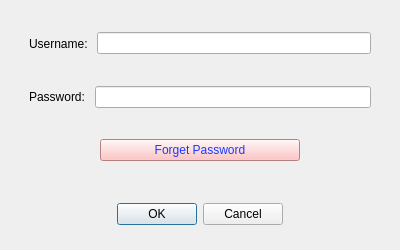
First picture: the form in ToDoListServer/login.ui, repository captain-moji/To_Do_List_Project, before the edit.
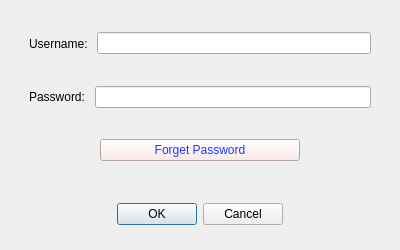
Second picture: the form after the edit.

```diff
--- a/ToDoListServer/login.ui
+++ b/ToDoListServer/login.ui
@@ -83,8 +83,8 @@
             </size>
            </property>
            <property name="styleSheet">
-            <string notr="true">background-color: rgb(255, 179, 180);
-color: rgb(26, 57, 255);</string>
+            <string notr="true">color: rgb(26, 57, 255);
+background-color: rgb(255, 229, 229);</string>
            </property>
            <property name="text">
             <string>Forget Password</string>
```
Left out of the diff: 10 changed lines with no effect on the pictures.
